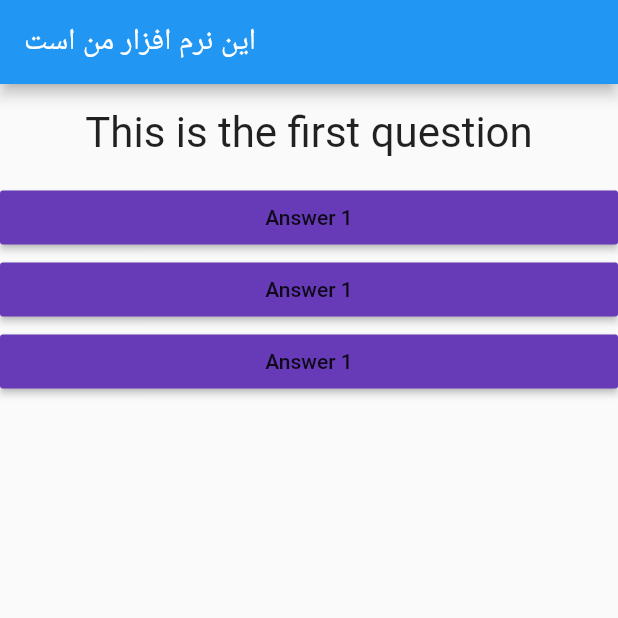
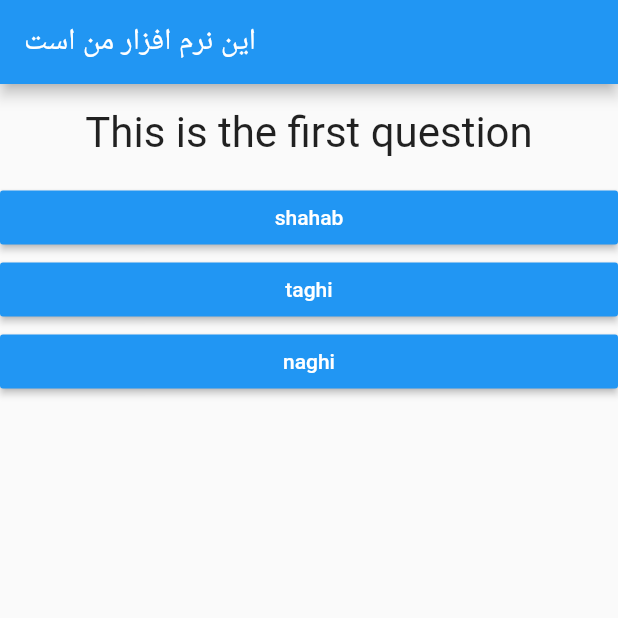
Before and after one commit to shahabsaalami/Learn-Flutter, a Flutter app: the screen it shows after launch, on a phone screen of 412 x 824 dp, the top half of it. Run offline on Flutter 3.47's test engine with Material 2 defaults, Android fonts, the light colour scheme and no system bars.

Commit message:
add Answer.dart

```diff
--- a/lib/Answer.dart
+++ b/lib/Answer.dart
@@ -3,15 +3,17 @@ import 'package:flutter/material.dart';
 class Answer extends StatelessWidget {
 
   final Function selectHandler;
-  Answer(this.selectHandler);
+  final String answerText;
+  Answer(this.selectHandler,this.answerText);
 
   @override
   Widget build(BuildContext context) {
     return Container(
       width: double.infinity,
       child: RaisedButton(
-        color: Colors.deepPurple[500],
-        child: Text('Answer 1'),
+        color: Colors.blue[500],
+        textColor: Colors.white,
+        child: Text(answerText),
         onPressed: selectHandler,
       ),
     );
--- a/lib/main.dart
+++ b/lib/main.dart
@@ -19,10 +19,10 @@ class _MyAppState extends State<MyApp> {
   @override
   Widget build(BuildContext context) {
     var questions = [
-      'This is the first question',
-      'This is the seccond question',
-      'This is the thirth question',
-      'This is the finaly question',
+      {'questionText':'This is the first question','answer':['shahab','taghi','naghi']},
+      {'questionText':'This is the seccond question','answer':['mamad','taghi','sholi']},
+      {'questionText':'This is the thirth question','answer':['Iran IRan','TEHRAN','kiosk']},
+      {'questionText':'This is the finaly question','answer':['alibaba','digikala','nagh baba']},
     ];
     return MaterialApp(
         home: Scaffold(
@@ -32,11 +32,11 @@ class _MyAppState extends State<MyApp> {
       body: Column(
         children: [
           Question(
-            questions[_questionIndex],
+            questions[_questionIndex]['questionText'],
           ),
-          Answer(_answerQuestions),
-          Answer(_answerQuestions),
-          Answer(_answerQuestions),
+          ...(questions[_questionIndex]['answer']as List<String>).map((answer){
+            return Answer(_answerQuestions, answer);
+          }).toList(),
         ],
       ),
     ));
```
